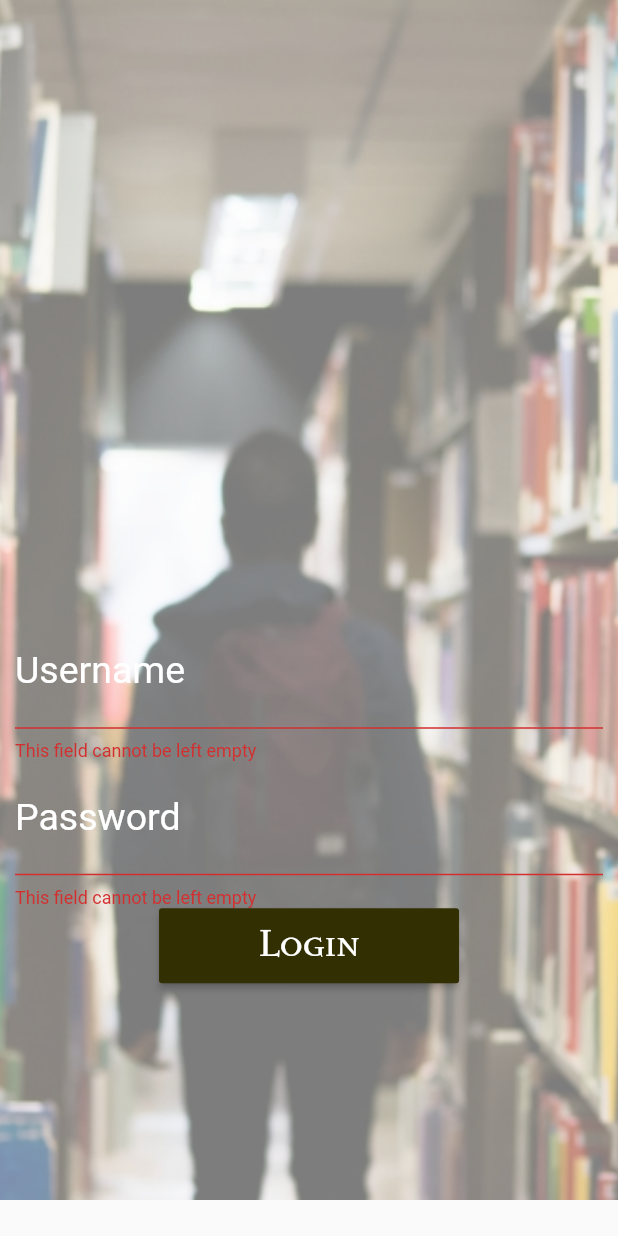
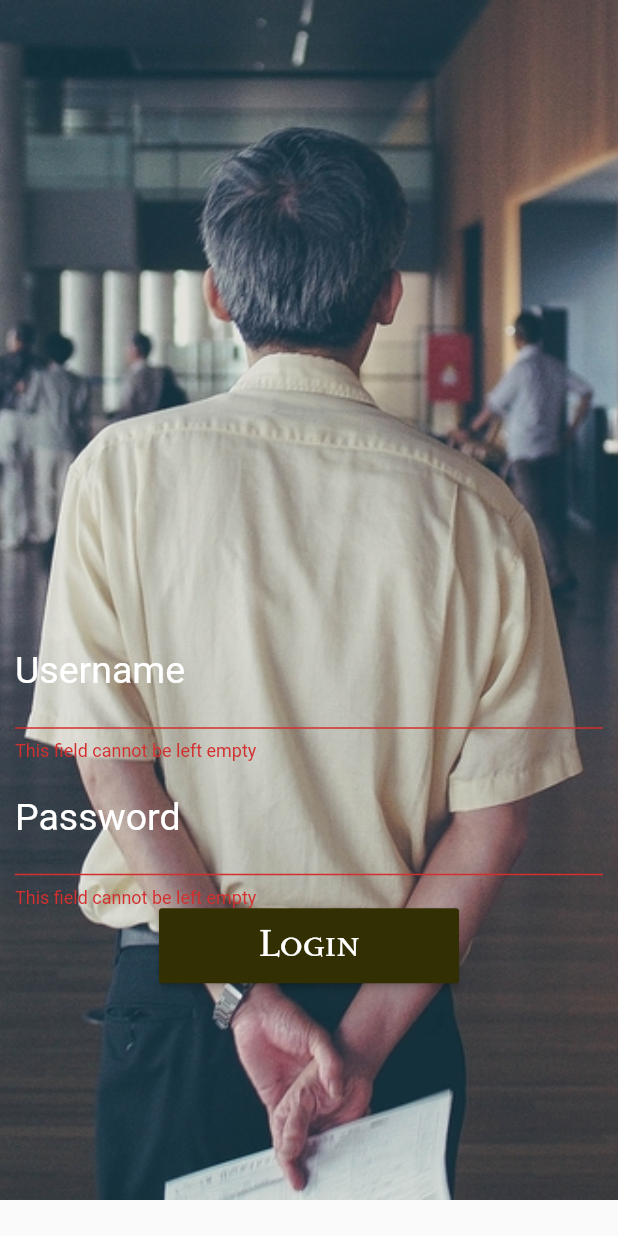
Before and after one commit to Aceitall/Areyoupresent, a Flutter app: the Login screen opened directly, after a tap on "Login", on a phone screen of 412 x 824 dp. Run offline on Flutter 3.47's test engine with Material 2 defaults, Android fonts, the phone set to English and light mode, and no system bars; our stand-ins replace cloud_firestore; accounts and stored records are empty.

Commit message:
Rudimentary changes

```diff
--- a/lib/login.dart
+++ b/lib/login.dart
@@ -1,8 +1,8 @@
-import 'package:are_you_present/studenthome.dart';
+import './studenthome.dart';
+import './facultyhome.dart';
 import 'package:flutter/material.dart';
+import 'package:cloud_firestore/cloud_firestore.dart';
 import 'dart:async';
-import './facultyhome.dart';
-import 'package:cloud_firestore/cloud_firestore.dart';
 
 class Login extends StatefulWidget {
   @override
@@ -23,7 +23,7 @@ class _LoginState extends State<Login> {
                 child: Stack(
               children: <Widget>[
                 Image.asset(
-                  'assets/studentLogin.png',
+                  'assets/facultyLogin.png',
                   height: 800,
                   width: 600,
                   fit: BoxFit.cover,
@@ -90,7 +90,7 @@ class _LoginState extends State<Login> {
                         buttonColor: Color(0xff322F02),
                         child: RaisedButton(
                           onPressed: () {
-                            login();
+                            Login();
                           },
                           child: Text(
                             'Login',
@@ -106,7 +106,7 @@ class _LoginState extends State<Login> {
             ))));
   }
 
-  Future<void> login() async {
+  Future<void> Login() async {
     final formState = _loginKey.currentState;
     if (formState.validate()) {
       formState.save();
```
